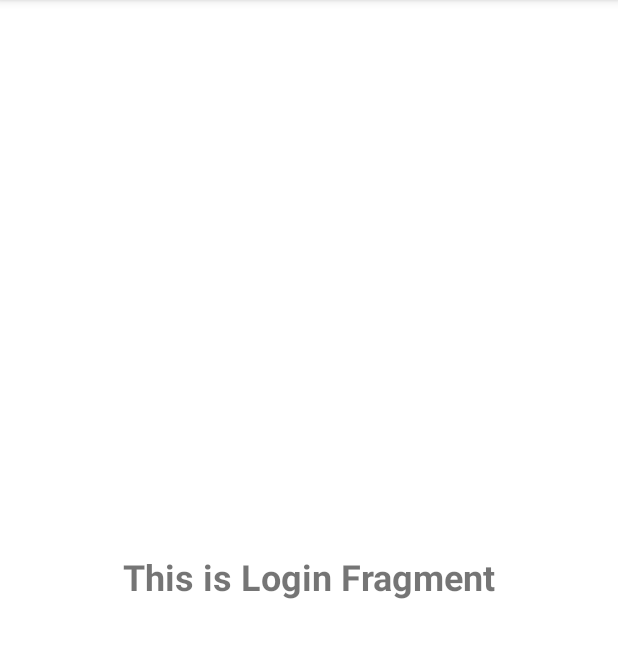
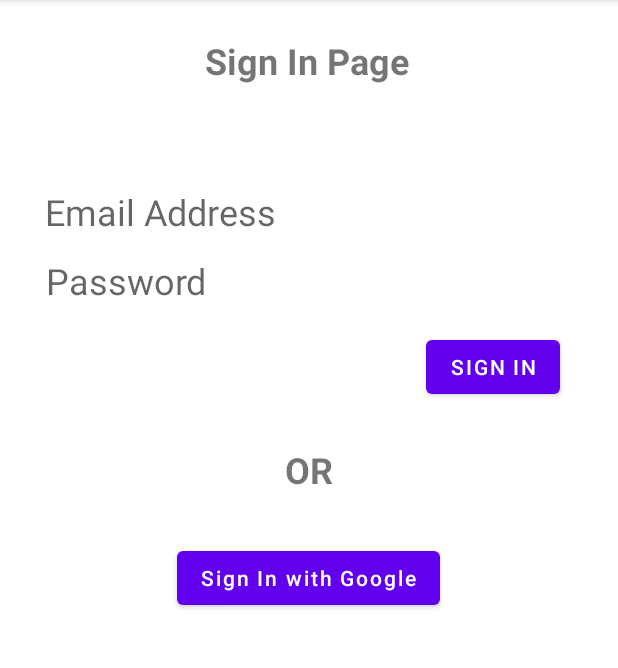
Before and after one commit to Nyandago/CannySocial, an Android app: the screen it shows after launch (MainActivity), after a tap on "SIGN IN", on a phone screen of 412 x 824 dp, the part 84-752 px from its top. Run offline under Robolectric (Android 15) with nearby library versions, the phone set to English and light mode, and no system bars.

Commit message:
Sign In fragment

```diff
--- a/app/src/main/res/layout/fragment_login.xml
+++ b/app/src/main/res/layout/fragment_login.xml
@@ -12,12 +12,72 @@
         android:id="@+id/textView3"
         android:layout_width="wrap_content"
         android:layout_height="wrap_content"
-        android:text="This is Login Fragment"
+        android:layout_marginTop="24dp"
+        android:text="Sign In Page"
         android:textSize="24sp"
         android:textStyle="bold"
-        app:layout_constraintBottom_toBottomOf="parent"
         app:layout_constraintEnd_toEndOf="parent"
+        app:layout_constraintHorizontal_bias="0.496"
         app:layout_constraintStart_toStartOf="parent"
         app:layout_constraintTop_toTopOf="parent" />
 
+    <TextView
+        android:id="@+id/tvEmailSignIn"
+        android:layout_width="351dp"
+        android:layout_height="38dp"
+        android:layout_marginTop="68dp"
+        android:hint="Email Address"
+        android:textSize="24sp"
+        app:layout_constraintEnd_toEndOf="parent"
+        app:layout_constraintHorizontal_bias="0.498"
+        app:layout_constraintStart_toStartOf="parent"
+        app:layout_constraintTop_toBottomOf="@+id/textView3" />
+
+    <TextView
+        android:id="@+id/tvPasswordSignIn"
+        android:layout_width="351dp"
+        android:layout_height="42dp"
+        android:layout_marginTop="8dp"
+        android:hint="Password"
+        android:textSize="24sp"
+        app:layout_constraintEnd_toEndOf="parent"
+        app:layout_constraintStart_toStartOf="parent"
+        app:layout_constraintTop_toBottomOf="@+id/tvEmailSignIn" />
+
+    <Button
+        android:id="@+id/btnSignIn"
+        android:layout_width="wrap_content"
+        android:layout_height="wrap_content"
+        android:layout_marginTop="8dp"
+        android:text="Sign In"
+        app:layout_constraintEnd_toEndOf="parent"
+        app:layout_constraintHorizontal_bias="0.881"
+        app:layout_constraintStart_toStartOf="parent"
+        app:layout_constraintTop_toBottomOf="@+id/tvPasswordSignIn" />
+
+    <Button
+        android:id="@+id/btnSignInWithGoogle"
+        android:layout_width="wrap_content"
+        android:layout_height="wrap_content"
+        android:layout_marginTop="32dp"
+        android:text="Sign In with Google"
+        android:textAllCaps="false"
+        app:layout_constraintEnd_toEndOf="parent"
+        app:layout_constraintHorizontal_bias="0.498"
+        app:layout_constraintStart_toStartOf="parent"
+        app:layout_constraintTop_toBottomOf="@+id/textView6" />
+
+    <TextView
+        android:id="@+id/textView6"
+        android:layout_width="wrap_content"
+        android:layout_height="wrap_content"
+        android:layout_marginTop="28dp"
+        android:text="OR"
+        android:textSize="24sp"
+        android:textStyle="bold"
+        app:layout_constraintEnd_toEndOf="parent"
+        app:layout_constraintHorizontal_bias="0.5"
+        app:layout_constraintStart_toStartOf="parent"
+        app:layout_constraintTop_toBottomOf="@+id/btnSignIn" />
+
 </androidx.constraintlayout.widget.ConstraintLayout>
--- a/app/src/main/res/layout/fragment_sign_up.xml
+++ b/app/src/main/res/layout/fragment_sign_up.xml
@@ -50,6 +50,7 @@
         android:id="@+id/btnSignUp"
         android:layout_width="wrap_content"
         android:layout_height="wrap_content"
+        android:layout_marginTop="8dp"
         android:layout_marginEnd="16dp"
         android:text="Sign Up"
         app:layout_constraintEnd_toEndOf="parent"
```
